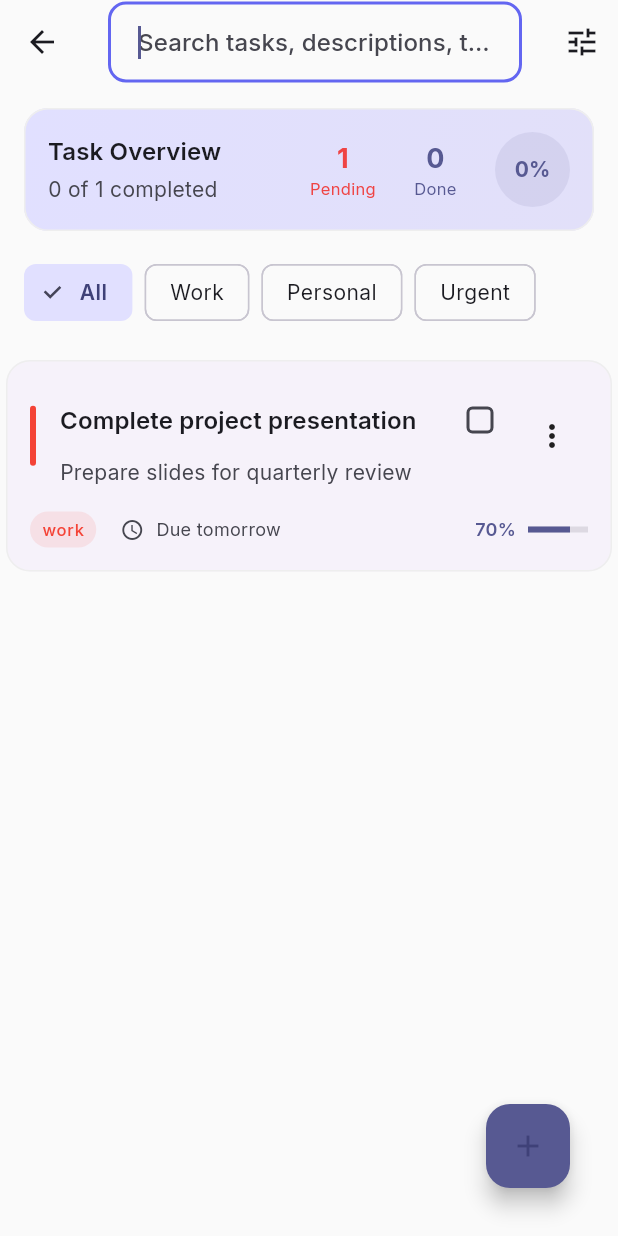
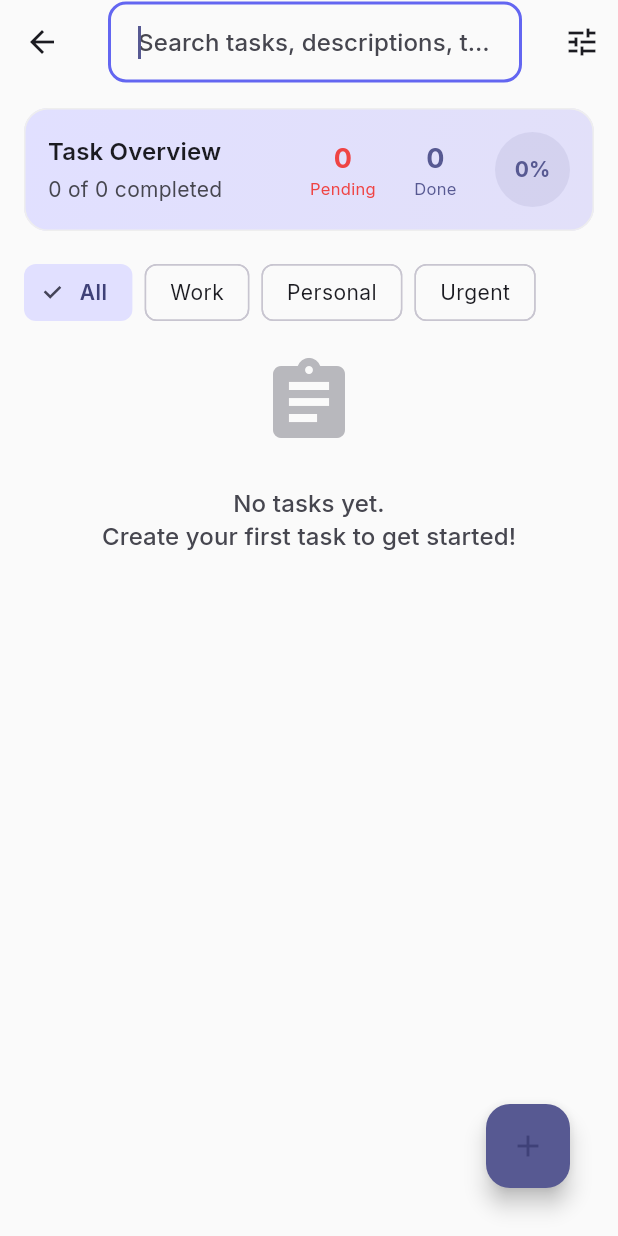
Before and after one commit to IDKSAM27/Agent-X, a Flutter app: the TasksScreen screen opened directly, after a tap on the "search" icon, on a phone screen of 412 x 824 dp. Run offline on Flutter 3.47's test engine with Material 3 defaults, Android fonts, the phone set to English and light mode, and no system bars; drawn by our look-alikes of flutter_animate; our stand-ins replace cached_network_image, cloud_firestore, connectivity_plus, dio, equatable, firebase_auth and 11 more; accounts and stored records are empty; network calls fail.

Commit message:
refactor: Remove the sample task fallback mechanism from task loading.

```diff
--- a/lib/screens/tasks_screen.dart
+++ b/lib/screens/tasks_screen.dart
@@ -305,7 +305,6 @@ class _TasksScreenState extends State<TasksScreen> with TickerProviderStateMixin
       }
     } catch (e) {
       print('❌ Error loading tasks: $e');
-      _loadSampleTasksFallback();
     }
   }
 
@@ -360,26 +359,6 @@ class _TasksScreenState extends State<TasksScreen> with TickerProviderStateMixin
           });
         });
       }
-    });
-  }
-
-// Keep sample tasks as fallback
-  void _loadSampleTasksFallback() {
-    // Your existing hardcoded tasks code as fallback
-    setState(() {
-      _tasks = [
-        TaskItem(
-          id: '1',
-          title: 'Complete project presentation',
-          description: 'Prepare slides for quarterly review',
-          priority: 'high',
-          category: 'work',
-          dueDate: DateTime.now().add(const Duration(days: 2)),
-          progress: 0.7,
-          tags: ['presentation', 'quarterly'],
-        ),
-        // ... other sample tasks
-      ];
     });
   }
 
```
